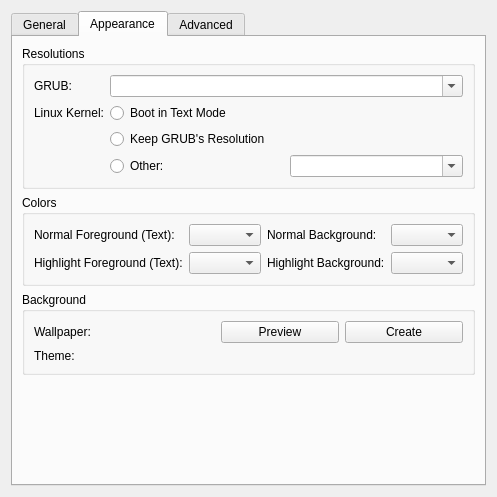
First picture: the form in ui/kcm_grub2.ui, repository KDE/kcm-grub2, before the edit.
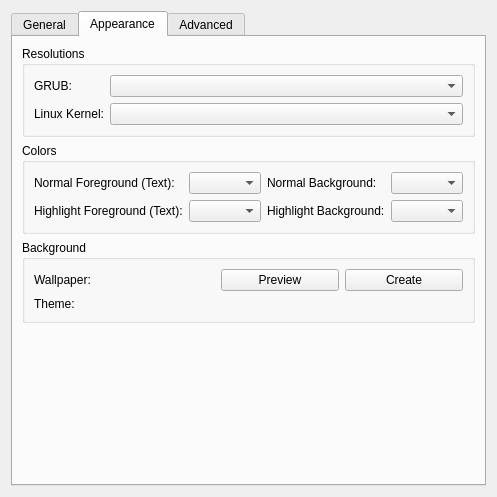
Second picture: the form after the edit. The open tabs and pages were chosen to show the change. Custom widgets are drawn as their Qt base class.

Commit message:
Simplify [GRUB & Linux] resolution picking UI.
Instead of multiple radiobuttons and textboxes, use only 2 comboboxes.
Custom entries may still be entered using the "Custom..." combobox item.

The edit to the form file:
```diff
--- a/ui/kcm_grub2.ui
+++ b/ui/kcm_grub2.ui
@@ -247,11 +247,7 @@
            </widget>
           </item>
           <item row="0" column="1">
-           <widget class="QComboBox" name="comboBox_gfxmode">
-            <property name="editable">
-             <bool>true</bool>
-            </property>
-           </widget>
+           <widget class="QComboBox" name="comboBox_gfxmode"/>
           </item>
           <item row="1" column="0">
            <widget class="QLabel" name="label_gfxpayload">
@@ -261,36 +257,7 @@
            </widget>
           </item>
           <item row="1" column="1">
-           <widget class="QRadioButton" name="radioButton_gfxpayloadText">
-            <property name="text">
-             <string comment="@option:radio">Boot in Text Mode</string>
-            </property>
-           </widget>
-          </item>
-          <item row="2" column="1">
-           <widget class="QRadioButton" name="radioButton_gfxpayloadKeep">
-            <property name="text">
-             <string comment="@option:radio">Keep GRUB's Resolution</string>
-            </property>
-           </widget>
-          </item>
-          <item row="3" column="1">
-           <layout class="QHBoxLayout" name="horizontalLayout">
-            <item>
-             <widget class="QRadioButton" name="radioButton_gfxpayloadOther">
-              <property name="text">
-               <string comment="@option:radio">Other:</string>
-              </property>
-             </widget>
-            </item>
-            <item>
-             <widget class="QComboBox" name="comboBox_gfxpayload">
-              <property name="editable">
-               <bool>true</bool>
-              </property>
-             </widget>
-            </item>
-           </layout>
+           <widget class="QComboBox" name="comboBox_gfxpayload"/>
           </item>
          </layout>
         </widget>
```
The commit also changes 3 other files.
